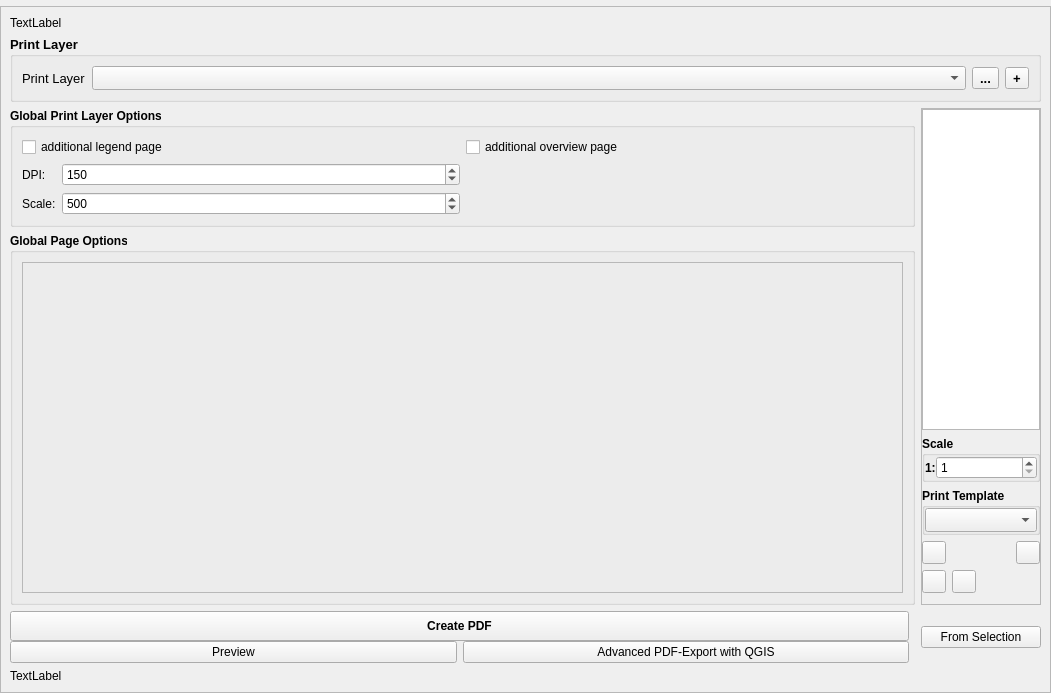
telekom/qgis_plugin_plot, file modules/plot/plot_menu.ui: the form before one commit.
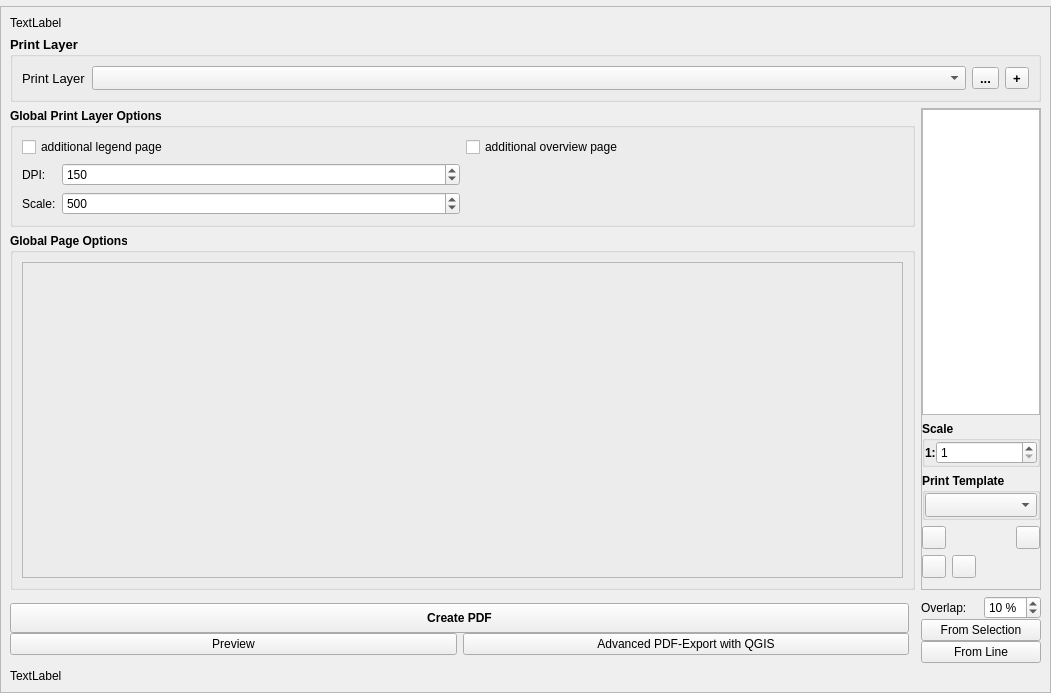
The form after the commit.

Patch:
```diff
--- a/modules/plot/plot_menu.ui
+++ b/modules/plot/plot_menu.ui
@@ -130,7 +130,7 @@
                  <property name="spacing">
                   <number>0</number>
                  </property>
-                 <item row="1" column="0">
+                 <item row="2" column="0" colspan="2">
                   <widget class="QPushButton" name="But_CreateOverview">
                    <property name="toolTip">
                     <string>&lt;html&gt;&lt;head/&gt;&lt;body&gt;&lt;p&gt;Calculates new pages from QGIS canvas selection from selection on differenct vector layers.&lt;/p&gt;&lt;p&gt;Calculation is done from lowest x-coordinate to highes x-coordinate. Y-coordinate will be ignored.&lt;/p&gt;&lt;/body&gt;&lt;/html&gt;</string>
@@ -143,6 +143,63 @@
                    </property>
                   </widget>
                  </item>
+                 <item row="3" column="0" colspan="2">
+                  <widget class="QPushButton" name="But_CreateFromLine">
+                   <property name="toolTip">
+                    <string>&lt;html&gt;&lt;head/&gt;&lt;body&gt;&lt;p&gt;Calculates new pages along the digitized polyline.&lt;/p&gt;&lt;/body&gt;&lt;/html&gt;</string>
+                   </property>
+                   <property name="whatsThis">
+                    <string/>
+                   </property>
+                   <property name="text">
+                    <string>From Line</string>
+                   </property>
+                  </widget>
+                 </item>
+                 <item row="1" column="0" colspan="2">
+                  <widget class="QWidget" name="Widget_Overlapping" native="true">
+                   <layout class="QHBoxLayout" name="horizontalLayout_3">
+                    <property name="leftMargin">
+                     <number>0</number>
+                    </property>
+                    <property name="topMargin">
+                     <number>0</number>
+                    </property>
+                    <property name="rightMargin">
+                     <number>0</number>
+                    </property>
+                    <property name="bottomMargin">
+                     <number>0</number>
+                    </property>
+                    <item>
+                     <widget class="QLabel" name="Label_Overlapping">
+                      <property name="text">
+                       <string>Overlap:</string>
+                      </property>
+                     </widget>
+                    </item>
+                    <item>
+                     <widget class="QSpinBox" name="SpinBox_Overlapping">
+                      <property name="toolTip">
+                       <string>&lt;html&gt;&lt;head/&gt;&lt;body&gt;&lt;p&gt;Value for overlapping pages during generation.&lt;/p&gt;&lt;/body&gt;&lt;/html&gt;</string>
+                      </property>
+                      <property name="suffix">
+                       <string> %</string>
+                      </property>
+                      <property name="minimum">
+                       <number>1</number>
+                      </property>
+                      <property name="maximum">
+                       <number>90</number>
+                      </property>
+                      <property name="value">
+                       <number>10</number>
+                      </property>
+                     </widget>
+                    </item>
+                   </layout>
+                  </widget>
+                 </item>
                 </layout>
                </widget>
               </item>
```
Left out of the diff: 2 changed lines with no effect on the pictures.
